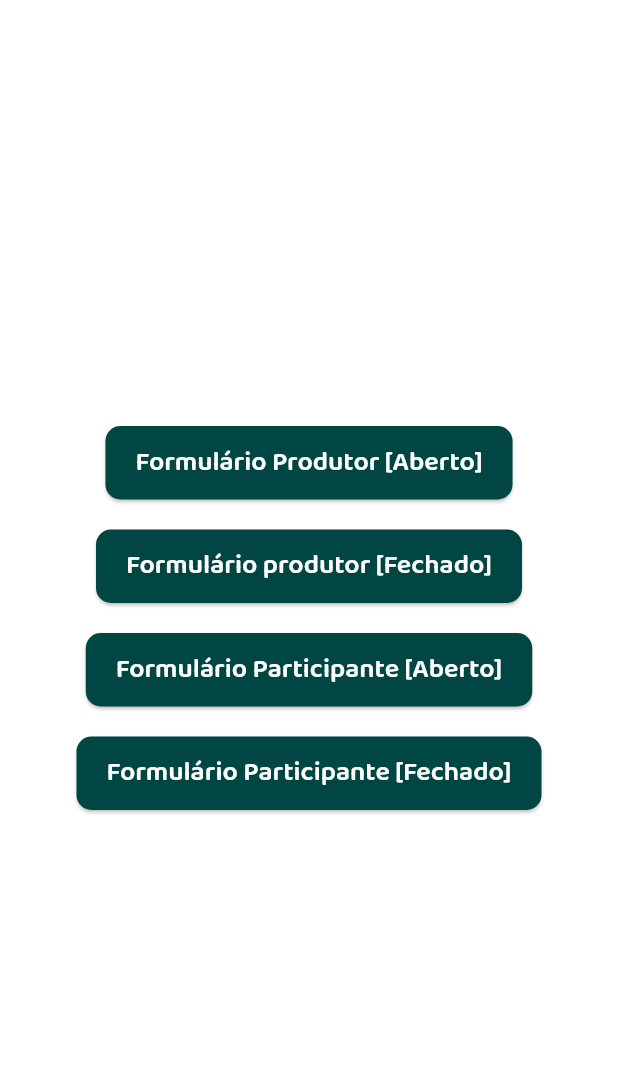
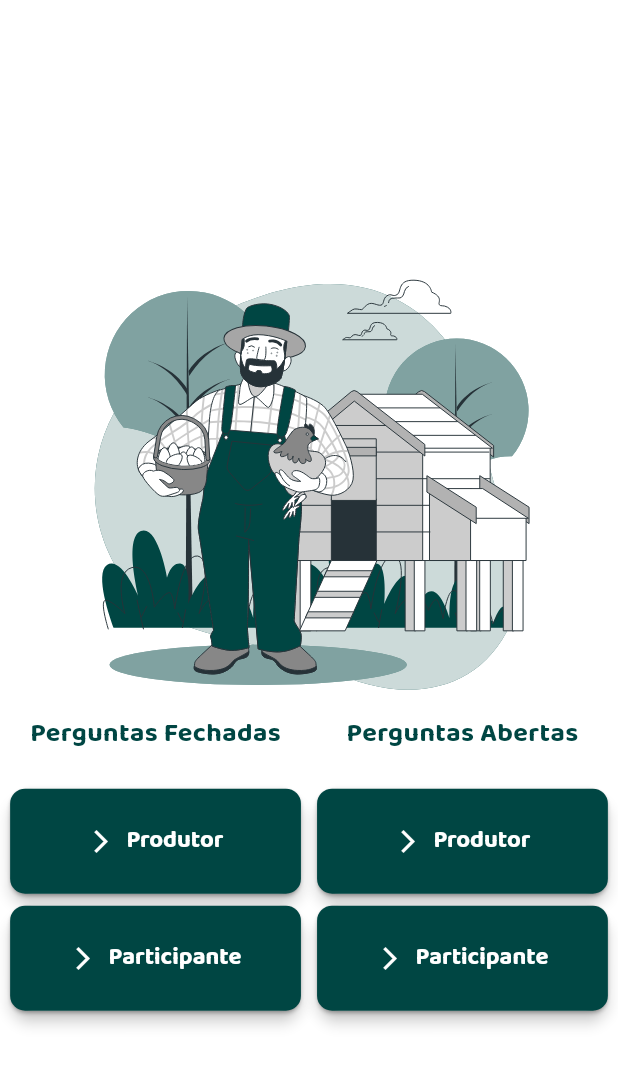
Before and after one commit to Anapropegua/AgroSulQuizzes, a Flutter app: the screen it shows after launch, on a phone screen of 412 x 824 dp. Shown: the top 1066 px of the screen. Run offline on Flutter 3.47's test engine with Material 3 defaults, Android fonts, the phone set to English and light mode, and no system bars; our stand-ins replace dartz, equatable, flutter_bloc, flutter_svg, get_it, google_fonts; missing offline and left inert: hasura_connect.

Commit message:
custom screen home

```diff
--- a/lib/src/screens/home_screen.dart
+++ b/lib/src/screens/home_screen.dart
@@ -1,5 +1,8 @@
 import 'package:feedback/src/routes/router.dart';
 import 'package:flutter/material.dart';
+import 'package:flutter_svg/flutter_svg.dart';
+import 'package:feedback/src/core/theme.dart';
+import 'package:google_fonts/google_fonts.dart';
 
 class HomeScreen extends StatefulWidget {
   const HomeScreen({super.key});
@@ -12,50 +15,115 @@ class _HomeScreenState extends State<HomeScreen> {
   @override
   Widget build(BuildContext context) {
     return Scaffold(
-      // appBar: const QuizAppBar(title: "Início"),
-      body: Center(
-        child: Column(
-          mainAxisAlignment: MainAxisAlignment.center,
-          mainAxisSize: MainAxisSize.max,
-          children: [
-            ElevatedButton(
-              onPressed: () => Navigator.of(context).pushNamed(
-                Routes.productorQuestionsOpen,
-              ),
-              child: const Text(
-                'Formulário Produtor [Aberto]',
+      body: Column(
+        mainAxisAlignment: MainAxisAlignment.center,
+        mainAxisSize: MainAxisSize.max,
+        children: [
+           SizedBox(
+              height: MediaQuery.of(context).size.height * 0.4,
+              child: Column(
+                mainAxisAlignment: MainAxisAlignment.center,
+                children: [
+                  const SizedBox(height: 10),
+                  Expanded(
+                    child: SvgPicture.asset(
+                      'assets/images/image1.svg',
+                      fit: BoxFit.contain,
+                    ),
+                  ),
+                ],
               ),
             ),
-            const SizedBox(height: 20),
-            ElevatedButton(
-              onPressed: () => Navigator.of(context).pushNamed(
-                Routes.productorQuestionsClose,
-              ),
-              child: const Text(
-                'Formulário produtor [Fechado]',
+            Row(
+              mainAxisAlignment: MainAxisAlignment.spaceEvenly,
+              children: [
+                buildColumn(
+                  title: 'Perguntas Fechadas',
+                  onPressed1: () => Navigator.of(context).pushNamed(
+                    Routes.productorQuestionsClose,
+                  ),
+                  onPressed2: () => Navigator.of(context).pushNamed(
+                    Routes.participantQuestionsClose,
+                  ),
+                ),
+                buildColumn(
+                  title: 'Perguntas Abertas',
+                  onPressed1: () => Navigator.of(context).pushNamed(
+                    Routes.productorQuestionsOpen,
+                  ),
+                  onPressed2: () => Navigator.of(context).pushNamed(
+                    Routes.participantQuestionsOpen,
+                  ),
+                ),
+              ],
+            ),
+        ],
+      ),
+    );
+  }
+
+  Widget buildColumn({
+    required String title,
+    required VoidCallback onPressed1,
+    required VoidCallback onPressed2,
+  }) {
+    return Column(
+      mainAxisAlignment: MainAxisAlignment.center,
+      children: [
+        Text(
+          title,
+          style: TextStyle(
+            fontSize: 18,
+            fontWeight: FontWeight.bold,
+            color: theme.colorScheme.primary,
+            fontFamily:
+                GoogleFonts.baloo2().fontFamily, // Aplicando a mesma fonte
+          ),
+        ),
+        const SizedBox(height: 20),
+        buildButtonWithIcon(text: 'Produtor', onPressed: onPressed1),
+        buildButtonWithIcon(text: 'Participante', onPressed: onPressed2),
+      ],
+    );
+  }
+
+  Widget buildButtonWithIcon({
+    required String text,
+    required VoidCallback onPressed,
+  }) {
+    return SizedBox(
+      width: MediaQuery.of(context).size.width * 0.49,
+      child: Card(
+        elevation: 4,
+        shape: RoundedRectangleBorder(
+          borderRadius: BorderRadius.circular(15.0),
+        ),
+        child: ElevatedButton.icon(
+          onPressed: onPressed,
+          style: ElevatedButton.styleFrom(
+            backgroundColor: theme.colorScheme.primary,
+            shape: RoundedRectangleBorder(
+              borderRadius: BorderRadius.circular(10.0),
+            ),
+          ),
+          icon: const Icon(Icons.arrow_forward_ios),
+          label: Padding(
+            padding: const EdgeInsets.symmetric(vertical: 12),
+            child: Text(
+              text,
+              style: TextStyle(
+                fontSize: 16,
+                fontWeight: FontWeight.bold,
+                color: theme.colorScheme.onPrimary,
+                fontFamily:
+                    GoogleFonts.baloo2().fontFamily, // Aplicando a mesma fonte
               ),
             ),
-            const SizedBox(height: 20),
-            ElevatedButton(
-              onPressed: () => Navigator.of(context).pushNamed(
-                Routes.participantQuestionsOpen,
-              ),
-              child: const Text(
-                'Formulário Participante [Aberto]',
-              ),
-            ),
-            const SizedBox(height: 20),
-            ElevatedButton(
-              onPressed: () => Navigator.of(context).pushNamed(
-                Routes.participantQuestionsClose,
-              ),
-              child: const Text(
-                'Formulário Participante [Fechado]',
-              ),
-            ),
-          ],
+          ),
         ),
       ),
     );
   }
+
+
 }
--- a/lib/src/services/service_impl.dart
+++ b/lib/src/services/service_impl.dart
@@ -29,13 +29,7 @@ class QuestionServiceImpl implements QuestionService {
         }
       """;
 
-      try {
-        final response = await hasuraConnect.mutation(operationsDoc);
-        print(response);
-      } catch (e) {
-        print(e);
-      }
-
+      await hasuraConnect.mutation(operationsDoc);
       return const Right({'message': 'Answers submitted successfully'});
     } catch (e) {
       return Left(QuestionException('Erro ao submeter respostas.'));
--- a/pubspec.yaml
+++ b/pubspec.yaml
@@ -20,6 +20,7 @@ dependencies:
   dartz: ^0.10.1
   get_it: ^7.7.0
   hasura_connect:
+  flutter_svg: ^0.22.0
 
 dev_dependencies:
   flutter_test:
@@ -28,5 +29,7 @@ dev_dependencies:
   flutter_lints: ^3.0.2
 
 flutter:
+  assets:
+    - assets/images/image1.svg
 
   uses-material-design: true
```
Also changed, not shown: assets/images/image1.svg (added), pubspec.lock. Lines whose indentation alone changed are shown as unchanged.
